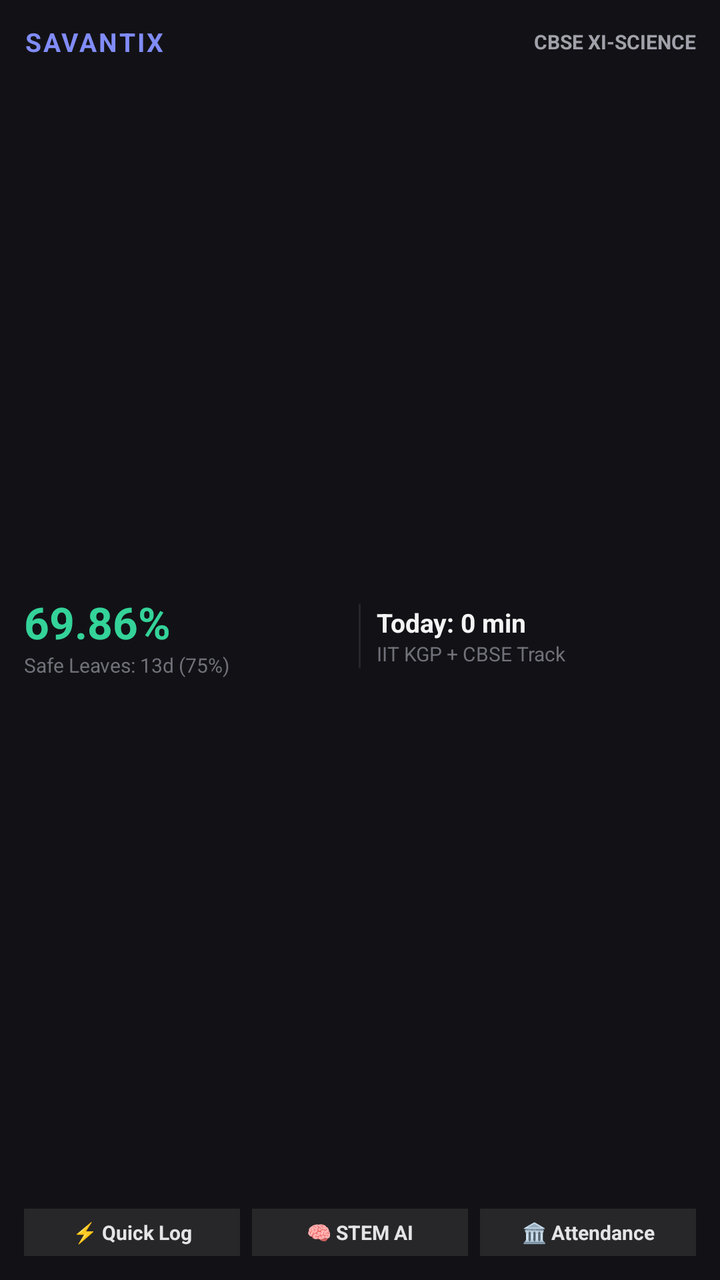
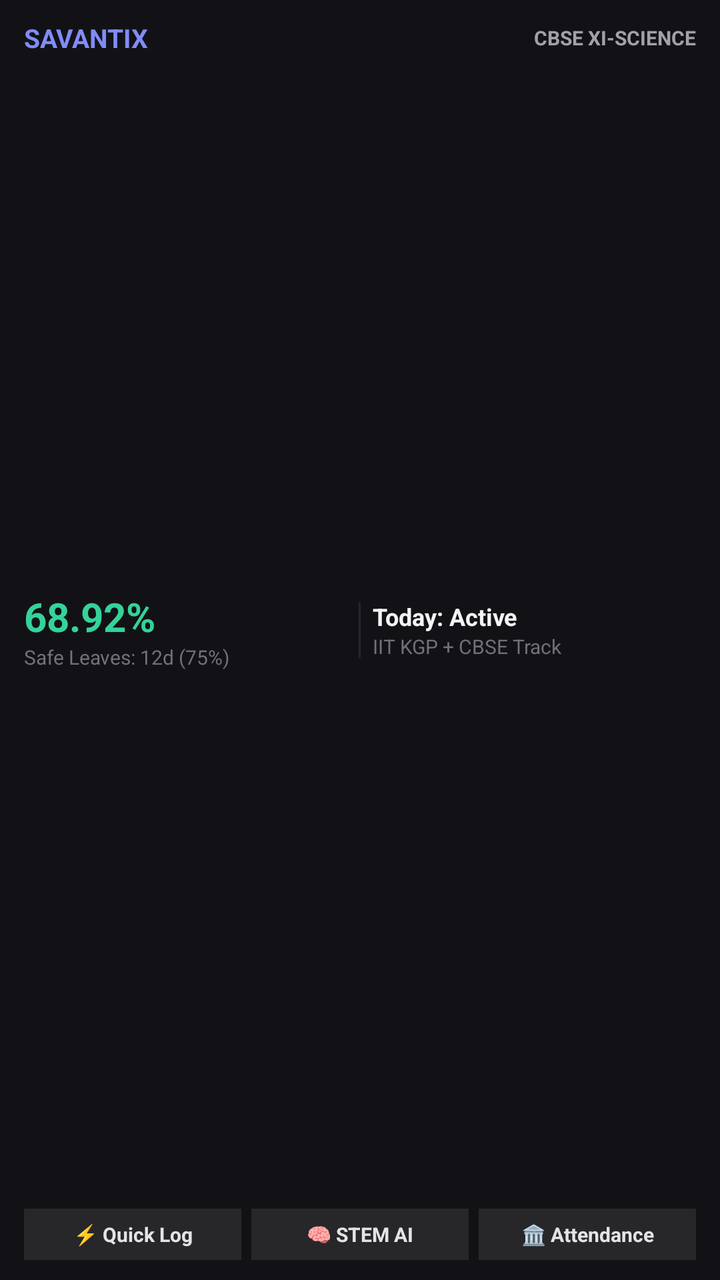

Compare the two renders of this Android layout. The source of the first and the diff that turns it into the second are given below.
<!-- AndroidManifest.xml: application theme AppTheme -->
<!-- res/layout/savantix_widget_layout.xml -->
<?xml version="1.0" encoding="utf-8"?>
<LinearLayout xmlns:android="http://schemas.android.com/apk/res/android"
    android:id="@+id/widget_root"
    android:layout_width="match_parent"
    android:layout_height="match_parent"
    android:orientation="vertical"
    android:background="#121216"
    android:padding="12dp">

    
    <LinearLayout
        android:layout_width="match_parent"
        android:layout_height="wrap_content"
        android:orientation="horizontal"
        android:gravity="center_vertical">

        <TextView
            android:id="@+id/widget_app_title"
            android:layout_width="0dp"
            android:layout_height="wrap_content"
            android:layout_weight="1"
            android:text="SAVANTIX"
            android:textColor="#818CF8"
            android:textSize="13sp"
            android:textStyle="bold"
            android:letterSpacing="0.08" />

        <TextView
            android:id="@+id/widget_badge"
            android:layout_width="wrap_content"
            android:layout_height="wrap_content"
            android:text="CBSE XI-SCIENCE"
            android:textColor="#A1A1AA"
            android:textSize="10sp"
            android:textStyle="bold" />
    </LinearLayout>

    
    <LinearLayout
        android:layout_width="match_parent"
        android:layout_height="0dp"
        android:layout_weight="1"
        android:orientation="horizontal"
        android:gravity="center_vertical"
        android:layout_marginTop="6dp">

        
        <LinearLayout
            android:id="@+id/widget_attendance_container"
            android:layout_width="0dp"
            android:layout_height="wrap_content"
            android:layout_weight="1"
            android:orientation="vertical">

            <TextView
                android:id="@+id/widget_attendance_pct"
                android:layout_width="wrap_content"
                android:layout_height="wrap_content"
                android:text="69.86%"
                android:textColor="#34D399"
                android:textSize="22sp"
                android:textStyle="bold" />

            <TextView
                android:id="@+id/widget_attendance_sub"
                android:layout_width="wrap_content"
                android:layout_height="wrap_content"
                android:text="Safe Leaves: 13d (75%)"
                android:textColor="#71717A"
                android:textSize="10sp" />
        </LinearLayout>

        
        <View
            android:layout_width="1dp"
            android:layout_height="32dp"
            android:background="#27272A"
            android:layout_marginHorizontal="8dp" />

        
        <LinearLayout
            android:id="@+id/widget_study_container"
            android:layout_width="0dp"
            android:layout_height="wrap_content"
            android:layout_weight="1"
            android:orientation="vertical">

            <TextView
                android:id="@+id/widget_today_study"
                android:layout_width="wrap_content"
                android:layout_height="wrap_content"
                android:text="Today: 0 min"
                android:textColor="#F4F4F5"
                android:textSize="13sp"
                android:textStyle="bold" />

            <TextView
                android:id="@+id/widget_streak_count"
                android:layout_width="wrap_content"
                android:layout_height="wrap_content"
                android:text="IIT KGP + CBSE Track"
                android:textColor="#71717A"
                android:textSize="10sp" />
        </LinearLayout>
    </LinearLayout>

    
    <LinearLayout
        android:layout_width="match_parent"
        android:layout_height="wrap_content"
        android:orientation="horizontal"
        android:layout_marginTop="4dp">

        <TextView
            android:id="@+id/btn_quick_log"
            android:layout_width="0dp"
            android:layout_height="wrap_content"
            android:layout_weight="1"
            android:background="#27272A"
            android:gravity="center"
            android:paddingVertical="5dp"
            android:text="⚡ Quick Log"
            android:textColor="#E4E4E7"
            android:textSize="10sp"
            android:textStyle="bold"
            android:layout_marginEnd="4dp" />

        <TextView
            android:id="@+id/btn_stem_ai"
            android:layout_width="0dp"
            android:layout_height="wrap_content"
            android:layout_weight="1"
            android:background="#27272A"
            android:gravity="center"
            android:paddingVertical="5dp"
            android:text="🧠 STEM AI"
            android:textColor="#E4E4E7"
            android:textSize="10sp"
            android:textStyle="bold"
            android:layout_marginHorizontal="2dp" />

        <TextView
            android:id="@+id/btn_attendance"
            android:layout_width="0dp"
            android:layout_height="wrap_content"
            android:layout_weight="1"
            android:background="#27272A"
            android:gravity="center"
            android:paddingVertical="5dp"
            android:text="🏛️ Attendance"
            android:textColor="#E4E4E7"
            android:textSize="10sp"
            android:textStyle="bold"
            android:layout_marginStart="4dp" />
    </LinearLayout>
</LinearLayout>
<!-- resources referenced by this layout -->
<resources>
  <style name="AppTheme" parent="Theme.AppCompat.Light.DarkActionBar">
          
          <item name="colorPrimary">@color/colorPrimary</item>
          <item name="colorPrimaryDark">@color/colorPrimaryDark</item>
          <item name="colorAccent">@color/colorAccent</item>
      </style>
</resources>

<!-- the commit's change to res/layout/savantix_widget_layout.xml (unified diff, before → after) -->
@@ -5,7 +5,10 @@
     android:layout_height="match_parent"
     android:orientation="vertical"
     android:background="#121216"
-    android:padding="12dp">
+    android:paddingLeft="12dp"
+    android:paddingTop="10dp"
+    android:paddingRight="12dp"
+    android:paddingBottom="10dp">
 
     
     <LinearLayout
@@ -22,8 +25,7 @@
             android:text="SAVANTIX"
             android:textColor="#818CF8"
             android:textSize="13sp"
-            android:textStyle="bold"
-            android:letterSpacing="0.08" />
+            android:textStyle="bold" />
 
         <TextView
             android:id="@+id/widget_badge"
@@ -42,7 +44,8 @@
         android:layout_weight="1"
         android:orientation="horizontal"
         android:gravity="center_vertical"
-        android:layout_marginTop="6dp">
+        android:layout_marginTop="4dp"
+        android:layout_marginBottom="4dp">
 
         
         <LinearLayout
@@ -56,26 +59,27 @@
                 android:id="@+id/widget_attendance_pct"
                 android:layout_width="wrap_content"
                 android:layout_height="wrap_content"
-                android:text="69.86%"
+                android:text="68.92%"
                 android:textColor="#34D399"
-                android:textSize="22sp"
+                android:textSize="20sp"
                 android:textStyle="bold" />
 
             <TextView
                 android:id="@+id/widget_attendance_sub"
                 android:layout_width="wrap_content"
                 android:layout_height="wrap_content"
-                android:text="Safe Leaves: 13d (75%)"
+                android:text="Safe Leaves: 12d (75%)"
                 android:textColor="#71717A"
                 android:textSize="10sp" />
         </LinearLayout>
 
         
-        <View
+        <FrameLayout
             android:layout_width="1dp"
-            android:layout_height="32dp"
+            android:layout_height="28dp"
             android:background="#27272A"
-            android:layout_marginHorizontal="8dp" />
+            android:layout_marginLeft="6dp"
+            android:layout_marginRight="6dp" />
 
         
         <LinearLayout
@@ -89,9 +93,9 @@
                 android:id="@+id/widget_today_study"
                 android:layout_width="wrap_content"
                 android:layout_height="wrap_content"
-                android:text="Today: 0 min"
+                android:text="Today: Active"
                 android:textColor="#F4F4F5"
-                android:textSize="13sp"
+                android:textSize="12sp"
                 android:textStyle="bold" />
 
             <TextView
@@ -109,7 +113,7 @@
         android:layout_width="match_parent"
         android:layout_height="wrap_content"
         android:orientation="horizontal"
-        android:layout_marginTop="4dp">
+        android:layout_marginTop="2dp">
 
         <TextView
             android:id="@+id/btn_quick_log"
@@ -118,12 +122,13 @@
             android:layout_weight="1"
             android:background="#27272A"
             android:gravity="center"
-            android:paddingVertical="5dp"
+            android:paddingTop="6dp"
+            android:paddingBottom="6dp"
             android:text="⚡ Quick Log"
             android:textColor="#E4E4E7"
             android:textSize="10sp"
             android:textStyle="bold"
-            android:layout_marginEnd="4dp" />
+            android:layout_marginRight="3dp" />
 
         <TextView
             android:id="@+id/btn_stem_ai"
@@ -132,12 +137,14 @@
             android:layout_weight="1"
             android:background="#27272A"
             android:gravity="center"
-            android:paddingVertical="5dp"
+            android:paddingTop="6dp"
+            android:paddingBottom="6dp"
             android:text="🧠 STEM AI"
             android:textColor="#E4E4E7"
             android:textSize="10sp"
             android:textStyle="bold"
-            android:layout_marginHorizontal="2dp" />
+            android:layout_marginLeft="2dp"
+            android:layout_marginRight="2dp" />
 
         <TextView
             android:id="@+id/btn_attendance"
@@ -146,11 +153,12 @@
             android:layout_weight="1"
             android:background="#27272A"
             android:gravity="center"
-            android:paddingVertical="5dp"
+            android:paddingTop="6dp"
+            android:paddingBottom="6dp"
             android:text="🏛️ Attendance"
             android:textColor="#E4E4E7"
             android:textSize="10sp"
             android:textStyle="bold"
-            android:layout_marginStart="4dp" />
+            android:layout_marginLeft="3dp" />
     </LinearLayout>
 </LinearLayout>
